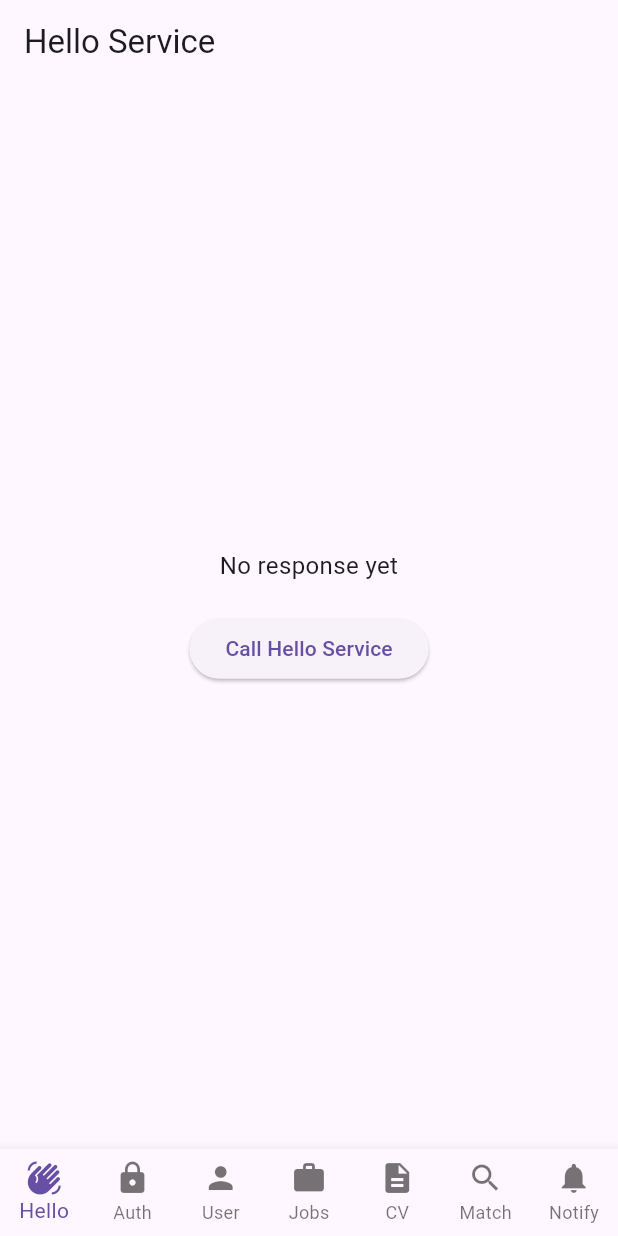
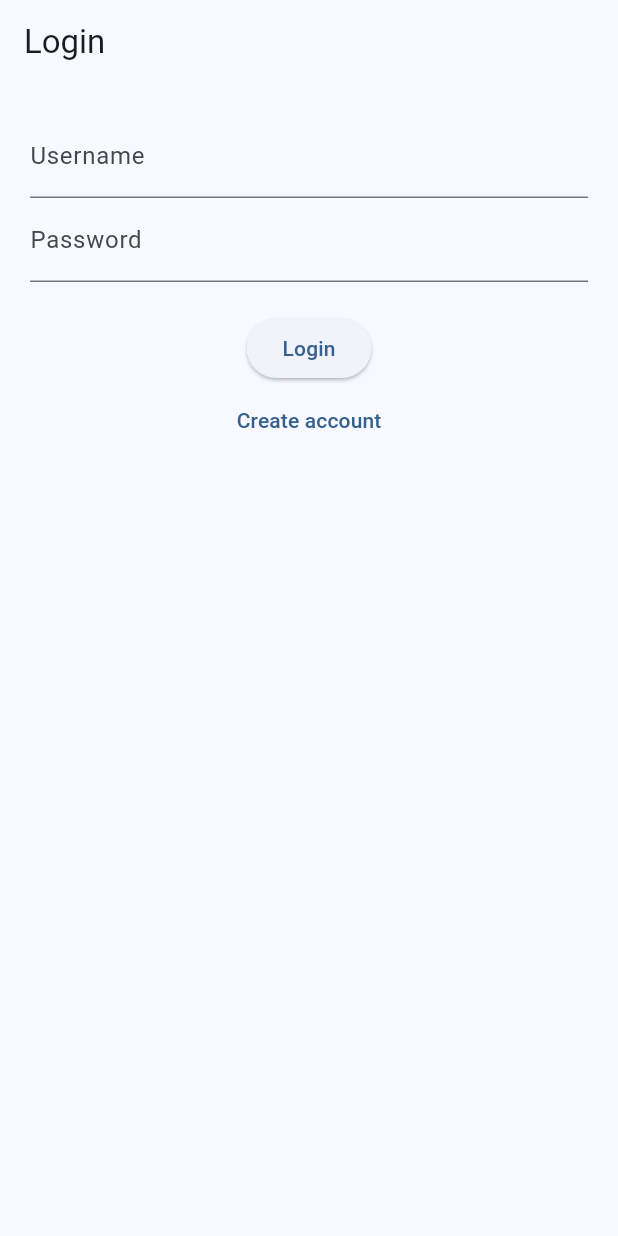
Before and after one commit to erfanalizada/talentlink, a Flutter app: the screen it shows after launch, on a phone screen of 412 x 824 dp. Run offline on Flutter 3.47's test engine with Material 3 defaults, Android fonts, the phone set to English and light mode, and no system bars.

```diff
--- a/frontend/talentlink_frontend/lib/main.dart
+++ b/frontend/talentlink_frontend/lib/main.dart
@@ -1,113 +1,27 @@
 import 'package:flutter/material.dart';
-import 'package:http/http.dart' as http;
-import 'dart:convert';
+import 'screens/login_screen.dart';
+import 'screens/register_screen.dart';
+import 'screens/services_check_screen.dart';
 
 void main() {
-  runApp(const MyApp());
+  runApp(const TalentLinkApp());
 }
 
-class MyApp extends StatelessWidget {
-  const MyApp({super.key});
+class TalentLinkApp extends StatelessWidget {
+  const TalentLinkApp({super.key});
 
   @override
   Widget build(BuildContext context) {
-    return const MaterialApp(
+    return MaterialApp(
+      title: 'TalentLink',
       debugShowCheckedModeBanner: false,
-      home: MyHomePage(),
+      theme: ThemeData(useMaterial3: true, colorSchemeSeed: Colors.blue),
+      initialRoute: '/login',
+      routes: {
+        '/login': (context) => const LoginScreen(),
+        '/register': (context) => const RegisterScreen(),
+        '/services': (context) => const MyHomePage(),
+      },
     );
   }
 }
-
-class MyHomePage extends StatefulWidget {
-  const MyHomePage({super.key});
-
-  @override
-  State<MyHomePage> createState() => _MyHomePageState();
-}
-
-class _MyHomePageState extends State<MyHomePage> {
-  int _selectedIndex = 0;
-
-  final List<Widget> _pages = const [
-    ApiTestPage(title: "Hello Service", url: "/api/hello"),
-    ApiTestPage(title: "Auth Service", url: "/api/auth/health"),
-    ApiTestPage(title: "User Service", url: "/api/users/health"),
-    ApiTestPage(title: "Job Service", url: "/api/jobs/health"),
-    ApiTestPage(title: "CV Service", url: "/api/cv/health"),
-    ApiTestPage(title: "Matching Service", url: "/api/matching/health"),
-    ApiTestPage(title: "Notification Service", url: "/api/notifications/health"),
-  ];
-
-  void _onItemTapped(int index) {
-    setState(() => _selectedIndex = index);
-  }
-
-  @override
-  Widget build(BuildContext context) {
-    return Scaffold(
-      body: _pages[_selectedIndex],
-      bottomNavigationBar: BottomNavigationBar(
-        currentIndex: _selectedIndex,
-        onTap: _onItemTapped,
-        type: BottomNavigationBarType.fixed,
-        items: const [
-          BottomNavigationBarItem(icon: Icon(Icons.waving_hand), label: "Hello"),
-          BottomNavigationBarItem(icon: Icon(Icons.lock), label: "Auth"),
-          BottomNavigationBarItem(icon: Icon(Icons.person), label: "User"),
-          BottomNavigationBarItem(icon: Icon(Icons.work), label: "Jobs"),
-          BottomNavigationBarItem(icon: Icon(Icons.description), label: "CV"),
-          BottomNavigationBarItem(icon: Icon(Icons.search), label: "Match"),
-          BottomNavigationBarItem(icon: Icon(Icons.notifications), label: "Notify"),
-        ],
-      ),
-    );
-  }
-}
-
-/// A reusable widget to call any service endpoint
-class ApiTestPage extends StatefulWidget {
-  final String title;
-  final String url;
-
-  const ApiTestPage({super.key, required this.title, required this.url});
-
-  @override
-  State<ApiTestPage> createState() => _ApiTestPageState();
-}
-
-class _ApiTestPageState extends State<ApiTestPage> {
-  String _response = "No response yet";
-
-  Future<void> _callApi() async {
-    try {
-      final res = await http.get(Uri.parse(widget.url));
-      if (res.statusCode == 200) {
-        setState(() => _response = res.body);
-      } else {
-        setState(() => _response = "Error: ${res.statusCode}");
-      }
-    } catch (e) {
-      setState(() => _response = "Failed: $e");
-    }
-  }
-
-  @override
-  Widget build(BuildContext context) {
-    return Scaffold(
-      appBar: AppBar(title: Text(widget.title)),
-      body: Center(
-        child: Column(
-          mainAxisAlignment: MainAxisAlignment.center,
-          children: [
-            Text(_response, textAlign: TextAlign.center, style: const TextStyle(fontSize: 16)),
-            const SizedBox(height: 20),
-            ElevatedButton(
-              onPressed: _callApi,
-              child: Text("Call ${widget.title}"),
-            ),
-          ],
-        ),
-      ),
-    );
-  }
-}
--- /dev/null
+++ b/frontend/talentlink_frontend/lib/screens/login_screen.dart
@@ -0,0 +1,58 @@
+import 'package:flutter/material.dart';
+import '../services/auth_service.dart';
+
+class LoginScreen extends StatefulWidget {
+  const LoginScreen({super.key});
+
+  @override
+  State<LoginScreen> createState() => _LoginScreenState();
+}
+
+class _LoginScreenState extends State<LoginScreen> {
+  final _usernameController = TextEditingController();
+  final _passwordController = TextEditingController();
+  bool _loading = false;
+  final AuthService _auth = AuthService();
+
+  Future<void> _login() async {
+    setState(() => _loading = true);
+    final success = await _auth.login(
+      _usernameController.text,
+      _passwordController.text,
+    );
+    setState(() => _loading = false);
+
+    if (success && mounted) {
+      Navigator.pushReplacementNamed(context, '/services');
+    } else {
+      ScaffoldMessenger.of(context).showSnackBar(
+        const SnackBar(content: Text('Login failed')),
+      );
+    }
+  }
+
+  @override
+  Widget build(BuildContext context) {
+    return Scaffold(
+      appBar: AppBar(title: const Text('Login')),
+      body: Padding(
+        padding: const EdgeInsets.all(20),
+        child: Column(
+          children: [
+            TextField(controller: _usernameController, decoration: const InputDecoration(labelText: 'Username')),
+            TextField(controller: _passwordController, decoration: const InputDecoration(labelText: 'Password'), obscureText: true),
+            const SizedBox(height: 20),
+            ElevatedButton(
+              onPressed: _loading ? null : _login,
+              child: _loading ? const CircularProgressIndicator() : const Text('Login'),
+            ),
+            TextButton(
+              onPressed: () => Navigator.pushNamed(context, '/register'),
+              child: const Text('Create account'),
+            ),
+          ],
+        ),
+      ),
+    );
+  }
+}
--- /dev/null
+++ b/frontend/talentlink_frontend/lib/services/auth_service.dart
@@ -0,0 +1,29 @@
+import 'dart:convert';
+import 'package:http/http.dart' as http;
+
+class AuthService {
+  static const String baseUrl = "https://talentlink-erfan.nl/api/auth";
+
+  Future<bool> login(String username, String password) async {
+    final res = await http.post(
+      Uri.parse("$baseUrl/login"),
+      headers: {"Content-Type": "application/json"},
+      body: jsonEncode({"username": username, "password": password}),
+    );
+    return res.statusCode == 200;
+  }
+
+  Future<bool> register(String username, String email, String password, String role) async {
+    final res = await http.post(
+      Uri.parse("$baseUrl/register"),
+      headers: {"Content-Type": "application/json"},
+      body: jsonEncode({
+        "username": username,
+        "email": email,
+        "password": password,
+        "role": role,
+      }),
+    );
+    return res.statusCode == 201;
+  }
+}
--- a/k8s/clusterissuer-staging.yaml
+++ b/k8s/clusterissuer-staging.yaml
@@ -5,7 +5,7 @@ metadata:
 spec:
   acme:
     server: https://acme-staging-v02.api.letsencrypt.org/directory
-    email: your-email@example.com     # 🔑 replace with your email
+    email: alizada.workspace@gmail.com     # 🔑 replace with your email
     privateKeySecretRef:
       name: letsencrypt-staging-account-key
     solvers:
```
Also changed, not shown: frontend/talentlink_frontend/lib/screens/register_screen.dart (added, +58 -0 lines), frontend/talentlink_frontend/lib/screens/services_check_screen.dart (added, +112 -0 lines), k8s/ingress.yaml (+70 -57 lines), 13 other files.
